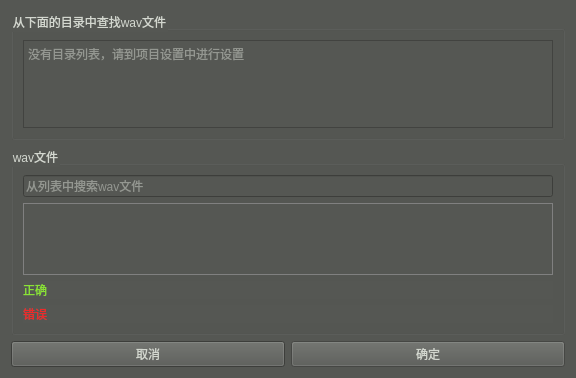
Qt form DVMT/openwav.ui (FangCunWuChang/DeepVocal-Mark-Tool) before a commit.
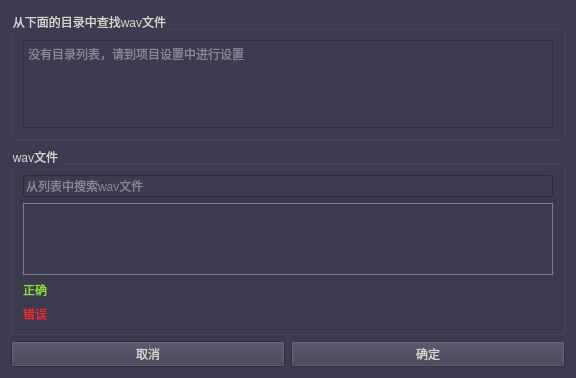
The same form after that commit. Icons and pictures are not drawn.

```diff
--- a/DVMT/openwav.ui
+++ b/DVMT/openwav.ui
@@ -20,7 +20,7 @@
   <property name="styleSheet">
    <string notr="true">
 QWidget{
-background-color: rgb(85, 87, 83);
+background-color: rgb(61,59,79);
 	color: rgb(211, 215, 207);
 }
 QToolTip{
@@ -49,20 +49,20 @@
     QScrollBar::handle:vertical {
         border: 	1px solid grey;
         border-radius: 7px;
-        background-color: rgb(85, 87, 83);
+        background-color: rgb(61,59,79);
         min-height: 60px;
         margin: 0px 0px 0px 0px;
     }
     QScrollBar::add-line:vertical {
         border: none;
-        background: rgb(85, 87, 83);
+        background: rgb(61,59,79);
         height: 0px;
         subcontrol-position: bottom;
         subcontrol-origin: margin;
     }
     QScrollBar::sub-line:vertical {
         border: none;
-background: rgb(85, 87, 83);
+background: rgb(61,59,79);
         height: 0px;
         subcontrol-position: top;
         subcontrol-origin: margin;
@@ -88,14 +88,14 @@
     }
     QScrollBar::add-line:vertical:disabled{
         border: none;
-        background: rgb(85, 87, 83);
+        background: rgb(61,59,79);
         height: 0px;
         subcontrol-position: bottom;
         subcontrol-origin: margin;
     }
     QScrollBar::sub-line:vertical:disabled{
         border: none;
-background: rgb(85, 87, 83);
+background: rgb(61,59,79);
         height: 0px;
         subcontrol-position: top;
         subcontrol-origin: margin;
@@ -164,7 +164,7 @@
         <property name="styleSheet">
          <string notr="true">
 QListWidget{
-background-color: rgb(85, 87, 83);
+background-color: rgb(61,59,79);
 color: rgb(211, 215, 207);
 border:1px solid grey;
 }
@@ -184,20 +184,20 @@
     QScrollBar::handle:vertical {
         border: 	1px solid grey;
         border-radius: 7px;
-        background-color: rgb(85, 87, 83);
+        background-color: rgb(61,59,79);
         min-height: 60px;
         margin: 0px 0px 0px 0px;
     }
     QScrollBar::add-line:vertical {
         border: none;
-        background: rgb(85, 87, 83);
+        background: rgb(61,59,79);
         height: 0px;
         subcontrol-position: bottom;
         subcontrol-origin: margin;
     }
     QScrollBar::sub-line:vertical {
         border: none;
-background: rgb(85, 87, 83);
+background: rgb(61,59,79);
         height: 0px;
         subcontrol-position: top;
         subcontrol-origin: margin;
@@ -223,14 +223,14 @@
     }
     QScrollBar::add-line:vertical:disabled{
         border: none;
-        background: rgb(85, 87, 83);
+        background: rgb(61,59,79);
         height: 0px;
         subcontrol-position: bottom;
         subcontrol-origin: margin;
     }
     QScrollBar::sub-line:vertical:disabled{
         border: none;
-background: rgb(85, 87, 83);
+background: rgb(61,59,79);
         height: 0px;
         subcontrol-position: top;
         subcontrol-origin: margin;
```
Left out of the diff: 4 changed lines with no effect on the pictures.
